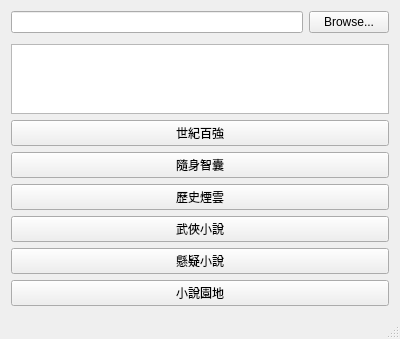
Above: mainwindow.ui from chchwy/haodoo-grabber before the change. Below: the same form after it.
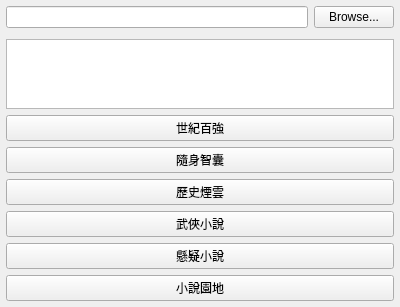
That is the form after the change.

Commit message: remove status bar

Patch:
```diff
--- a/mainwindow.ui
+++ b/mainwindow.ui
@@ -83,9 +83,8 @@
     </item>
    </layout>
   </widget>
-  <widget class="QStatusBar" name="statusBar"/>
  </widget>
- <layoutdefault spacing="6" margin="11"/>
+ <layoutdefault spacing="6" margin="6"/>
  <resources/>
  <connections/>
 </ui>
```
